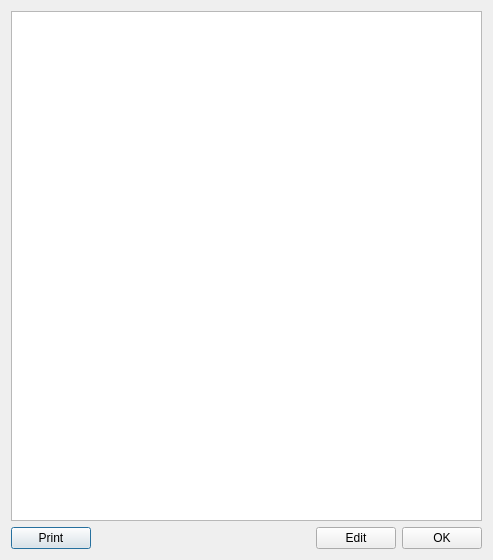
Old version of the form Src/ViewRecordDlg.ui in the repository gomons/Programm.
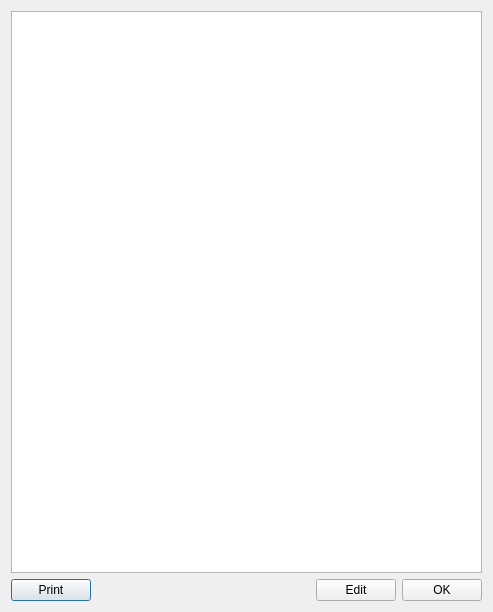
New version of the form.

What changed in the file:
```diff
--- a/Src/ViewRecordDlg.ui
+++ b/Src/ViewRecordDlg.ui
@@ -7,7 +7,7 @@
     <x>0</x>
     <y>0</y>
     <width>493</width>
-    <height>560</height>
+    <height>612</height>
    </rect>
   </property>
   <property name="windowTitle">
```
